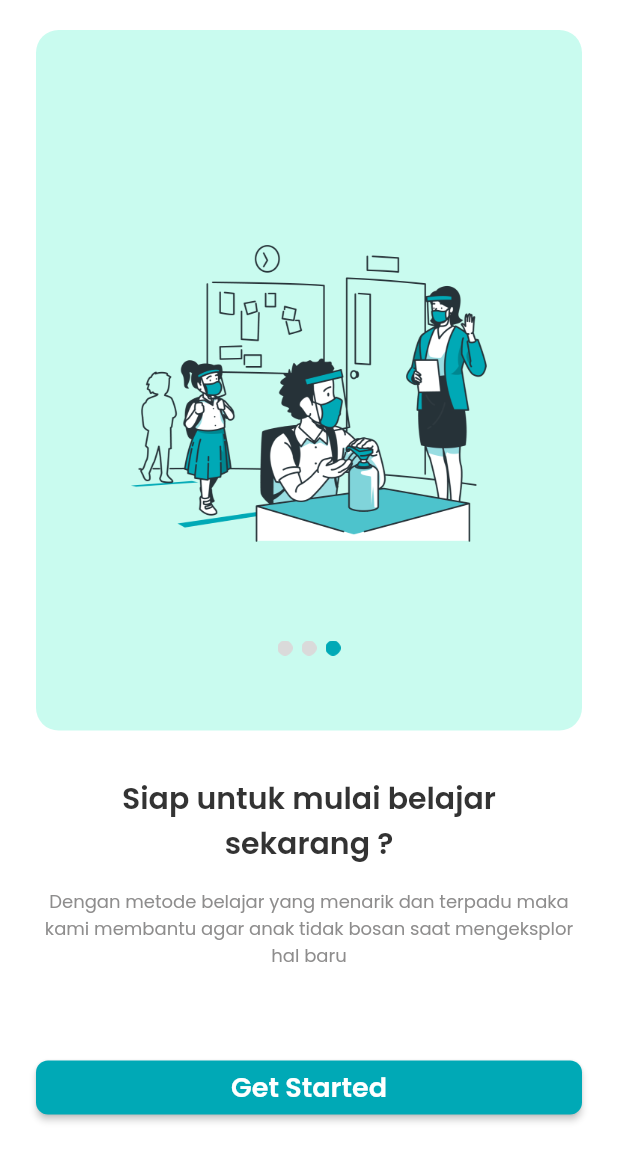
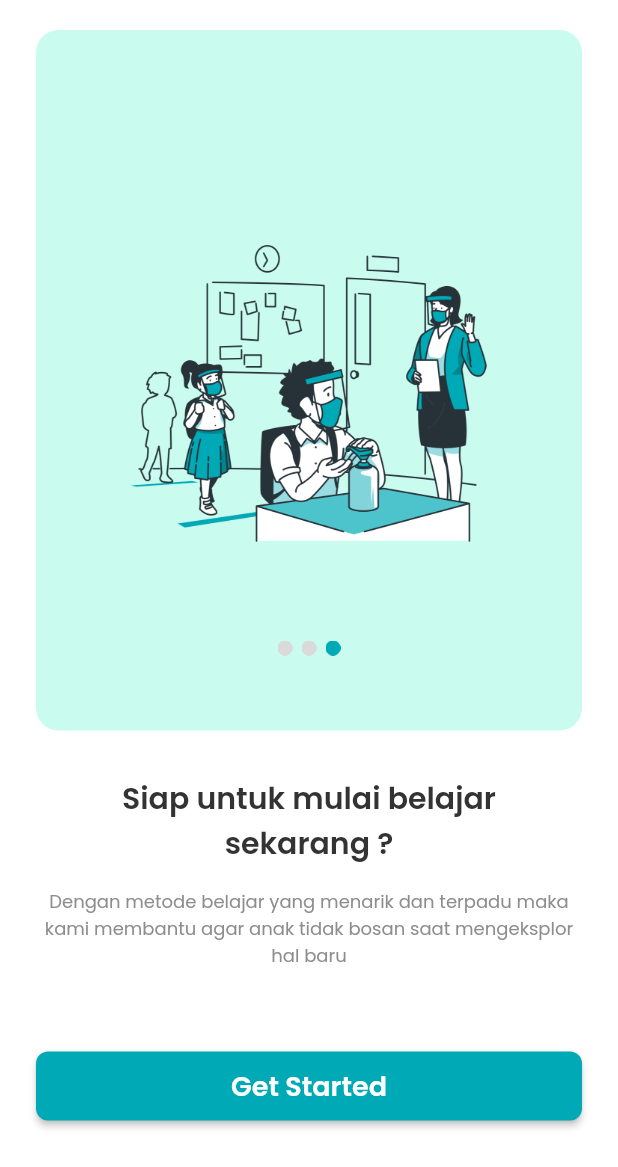
Before and after one commit to hananfarizta/BisaBelajar-Apps, a Flutter app: the OnBoarding3 screen opened directly, on a phone screen of 412 x 824 dp. Shown: the top 1167 px of the screen. Run offline on Flutter 3.47's test engine with Material 2 defaults, Android fonts, the phone set to English and light mode, and no system bars; our stand-ins replace google_fonts.

Commit message:
update onboarding 3

```diff
--- a/flutter_application_1/lib/pages/onboarding3.dart
+++ b/flutter_application_1/lib/pages/onboarding3.dart
@@ -1,5 +1,6 @@
 
 import 'package:flutter/material.dart';
+import 'package:flutter_application_1/pages/welcome.dart';
 import 'package:flutter_application_1/theme.dart';
 
 class OnBoarding3 extends StatelessWidget {
@@ -84,12 +85,15 @@ class OnBoarding3 extends StatelessWidget {
           ),
           Padding(
             padding: const EdgeInsets.symmetric(horizontal: 24),
+            child: SizedBox(
+              height: 46,
               child: ElevatedButton(
                 child: Text(
                   'Get Started',
                   style: whiteSBTextStyle.copyWith(fontSize: 18),
                 ),
                 onPressed: () {
+                  Navigator.push(context, MaterialPageRoute(builder: (context)=> Welcome()));
                 },
                 style: ButtonStyle(
                   backgroundColor: MaterialStateProperty.resolveWith<Color>(
@@ -101,8 +105,9 @@ class OnBoarding3 extends StatelessWidget {
                 shape: MaterialStateProperty.all<RoundedRectangleBorder>(
                   RoundedRectangleBorder(
                     borderRadius: BorderRadius.circular(8),
+                ),
               )
-  )
+              ),
               ),
             ),
           ),
```
Lines whose indentation alone changed are shown as unchanged.
